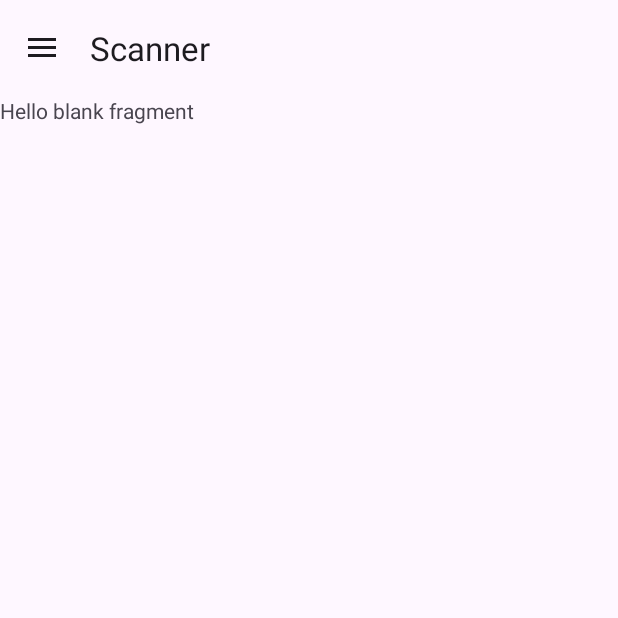
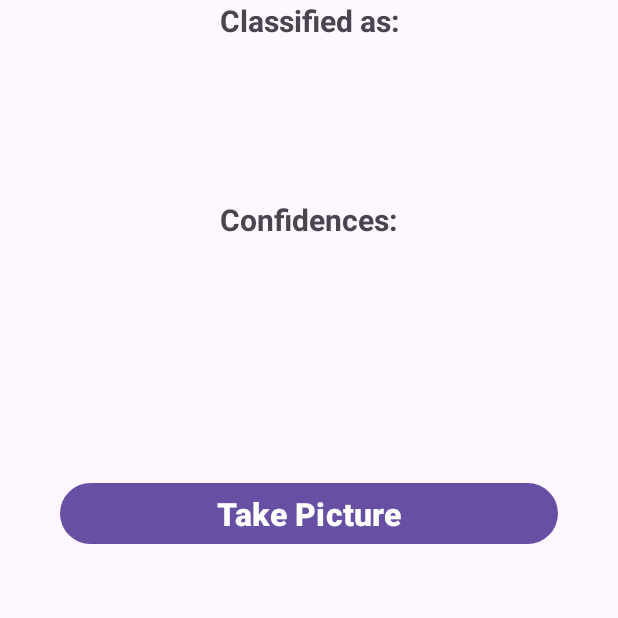
Before and after one commit to MiaoOAO/FYProject, an Android app: the fragment ScanPlateFragment placed in its activity, in the side drawer, after a tap on "Scan", on a phone screen of 412 x 824 dp, the top half of it. Run offline under Robolectric (Android 15) with nearby library versions, the phone set to English and light mode, and no system bars; our stand-ins replace Firebase (no records; nobody signed in at launch, a user with empty details on screens opened directly); 2 statements that could not run were skipped.

Commit message:
Branch 23, a important branch, may work or may not, because scanPlateActivity still in confusing and progressing, really panic now.(if cause everything no work,please go back to branch 22)

```diff
--- /dev/null
+++ b/app/src/main/java/com/example/fyproject/ScanPlateActivity.kt
@@ -0,0 +1,102 @@
+package com.example.fyproject
+
+import TFLiteModel
+import android.os.Bundle
+import android.widget.Button
+import android.widget.ImageView
+import android.widget.TextView
+import androidx.activity.enableEdgeToEdge
+import androidx.appcompat.app.AppCompatActivity
+import androidx.core.view.ViewCompat
+import androidx.core.view.WindowInsetsCompat
+import android.Manifest
+import android.app.Activity
+import android.content.Intent
+import android.content.pm.PackageManager
+import android.graphics.Bitmap
+import android.media.ThumbnailUtils
+import android.os.Environment
+import android.provider.MediaStore
+import java.io.File
+import java.io.FileOutputStream
+
+class ScanPlateActivity : AppCompatActivity() {
+
+    private lateinit var result:TextView
+    private lateinit var confidence:TextView
+    private lateinit var imageView:ImageView
+    private lateinit var picture: Button
+    private val REQUEST_IMAGE_CAPTURE = 1
+    private lateinit var imagePath: String
+    private lateinit var tfliteModel: TFLiteModel
+
+    override fun onCreate(savedInstanceState: Bundle?) {
+        super.onCreate(savedInstanceState)
+        enableEdgeToEdge()
+        setContentView(R.layout.activity_scan_plate)
+
+        result = findViewById(R.id.result)
+        confidence = findViewById(R.id.confidence)
+        imageView = findViewById(R.id.imageViewScanPlate)
+        picture = findViewById(R.id.buttonScanPlate)
+
+        tfliteModel = TFLiteModel(this)
+
+
+        picture.setOnClickListener{
+            if(checkSelfPermission(Manifest.permission.CAMERA) == PackageManager.PERMISSION_GRANTED){
+                val cameraIntent = Intent(MediaStore.ACTION_IMAGE_CAPTURE);
+                startActivityForResult(cameraIntent, REQUEST_IMAGE_CAPTURE);
+            }else{
+                requestPermissions(arrayOf(Manifest.permission.CAMERA), 100)
+            }
+        }
+    }
+
+    override fun onActivityResult(requestCode: Int, resultCode: Int, data: Intent?) {
+        super.onActivityResult(requestCode, resultCode, data)
+        if (requestCode == REQUEST_IMAGE_CAPTURE && resultCode == Activity.RESULT_OK) {
+            val imageBitmap = data?.extras?.get("data") as Bitmap
+            imagePath = saveImage(imageBitmap)
+            recognizePlate(imageBitmap)
+        }
+    }
+
+    private fun saveImage(bitmap: Bitmap): String {
+        val file = File(this.getExternalFilesDir(Environment.DIRECTORY_PICTURES), "plate.jpg")
+        val out = FileOutputStream(file)
+        bitmap.compress(Bitmap.CompressFormat.JPEG, 100, out)
+        out.flush()
+        out.close()
+        return file.absolutePath
+    }
+
+    private fun recognizePlate(bitmap: Bitmap) {
+        val results = tfliteModel.recognizePlate(bitmap)
+        displayResults(results)
+    }
+
+    private fun displayResults(results: List<String>) {
+        // Update your UI with the recognized plate numbers
+        results.forEach { plate ->
+            println("Recognized Plate: $plate")
+            result.text = plate
+        }
+    }
+
+//    override fun onActivityResult(requestCode: Int, resultCode: Int, data: Intent?) {
+//        if (requestCode == REQUEST_IMAGE_CAPTURE && resultCode == RESULT_OK && data != null)
+//        {
+//            val image: Bitmap? = data.extras?.get("data") as? Bitmap
+//            image?.let {
+//                val dimension = Math.min(it.width, it.height)
+//                val thumbnail = ThumbnailUtils.extractThumbnail(it, dimension, dimension)
+//                imageView.setImageBitmap(thumbnail)
+//
+//                val scaledImage = Bitmap.createScaledBitmap(thumbnail, imageView, imageView, false)
+//                classifyImage(scaledImage);
+//            }
+//        }
+//        super.onActivityResult(requestCode, resultCode, data)
+//    }
+}
--- a/app/src/main/java/com/example/fyproject/ScanPlateFragment.kt
+++ b/app/src/main/java/com/example/fyproject/ScanPlateFragment.kt
@@ -1,59 +1,87 @@
 package com.example.fyproject
 
+import TFLiteModel
+import android.app.Activity
+import android.content.Intent
+import android.graphics.Bitmap
 import android.os.Bundle
+import android.os.Environment
+import android.provider.MediaStore
 import androidx.fragment.app.Fragment
 import android.view.LayoutInflater
 import android.view.View
 import android.view.ViewGroup
+import android.widget.Button
+import android.widget.TextView
+import java.io.File
+import java.io.FileOutputStream
+import android.Manifest
+import android.content.pm.PackageManager
 
-// TODO: Rename parameter arguments, choose names that match
-// the fragment initialization parameters, e.g. ARG_ITEM_NUMBER
-private const val ARG_PARAM1 = "param1"
-private const val ARG_PARAM2 = "param2"
 
-/**
- * A simple [Fragment] subclass.
- * Use the [ScanPlateFragment.newInstance] factory method to
- * create an instance of this fragment.
- */
 class ScanPlateFragment : Fragment() {
-    // TODO: Rename and change types of parameters
-    private var param1: String? = null
-    private var param2: String? = null
 
-    override fun onCreate(savedInstanceState: Bundle?) {
-        super.onCreate(savedInstanceState)
-        arguments?.let {
-            param1 = it.getString(ARG_PARAM1)
-            param2 = it.getString(ARG_PARAM2)
-        }
-    }
+    private val REQUEST_IMAGE_CAPTURE = 1
+    private lateinit var imagePath: String
+    private lateinit var tfliteModel: TFLiteModel
 
     override fun onCreateView(
         inflater: LayoutInflater, container: ViewGroup?,
         savedInstanceState: Bundle?
     ): View? {
-        // Inflate the layout for this fragment
-        return inflater.inflate(R.layout.fragment_scan_plate, container, false)
+        val view = inflater.inflate(R.layout.fragment_scan_plate, container, false)
+        tfliteModel = TFLiteModel(requireContext())
+
+        val openBtn = view.findViewById<Button>(R.id.scanOpenBtn)
+        // Initialize UI elements and set up camera button click listener
+
+        openBtn.setOnClickListener{
+            captureImage()
+        }
+
+
+        return view
     }
 
-    companion object {
-        /**
-         * Use this factory method to create a new instance of
-         * this fragment using the provided parameters.
-         *
-         * @param param1 Parameter 1.
-         * @param param2 Parameter 2.
-         * @return A new instance of fragment ScanPlateFragment.
-         */
-        // TODO: Rename and change types and number of parameters
-        @JvmStatic
-        fun newInstance(param1: String, param2: String) =
-            ScanPlateFragment().apply {
-                arguments = Bundle().apply {
-                    putString(ARG_PARAM1, param1)
-                    putString(ARG_PARAM2, param2)
-                }
-            }
+    private fun captureImage() {
+        val cameraIntent = Intent(Intent.ACTION_PICK, MediaStore.Images.Media.EXTERNAL_CONTENT_URI)
+        startActivityForResult(cameraIntent, 1)
     }
+
+    override fun onActivityResult(requestCode: Int, resultCode: Int, data: Intent?) {
+        super.onActivityResult(requestCode, resultCode, data)
+        if (requestCode == REQUEST_IMAGE_CAPTURE && resultCode == Activity.RESULT_OK) {
+            val imageBitmap = data?.extras?.get("data") as Bitmap
+            imagePath = saveImage(imageBitmap)
+            recognizePlate(imageBitmap)
+        }
+    }
+
+    private fun saveImage(bitmap: Bitmap): String {
+        val file = File(requireContext().getExternalFilesDir(Environment.DIRECTORY_PICTURES), "plate.jpg")
+        val out = FileOutputStream(file)
+        bitmap.compress(Bitmap.CompressFormat.JPEG, 100, out)
+        out.flush()
+        out.close()
+        return file.absolutePath
+    }
+
+    private fun recognizePlate(bitmap: Bitmap) {
+        val results = tfliteModel.recognizePlate(bitmap)
+        displayResults(results)
+    }
+
+    private fun displayResults(results: List<String>) {
+        // Update your UI with the recognized plate numbers
+        results.forEach { plate ->
+            println("Recognized Plate: $plate")
+        }
+    }
+//
+//    private fun displayResults(results: List<String>) {
+//        // Assuming you have a TextView to display results
+//        val resultTextView: TextView = view?.findViewById(R.id.resultTextView) ?: return
+//        resultTextView.text = results.joinToString("\n")
+//    }
+
 }
--- a/app/src/main/java/com/example/fyproject/UserMainPage.kt
+++ b/app/src/main/java/com/example/fyproject/UserMainPage.kt
@@ -74,8 +74,10 @@ class UserMainPage : AppCompatActivity(), NavigationView.OnNavigationItemSelecte
             }
 
             R.id.scan_nav_menu-> {
-                setToolbarTitle("Scanner")
-                changeFragment(ScanPlateFragment())
+//                setToolbarTitle("Scanner")
+//                changeFragment(ScanPlateFragment())
+                val intent = Intent(this, ScanPlateActivity::class.java)
+                startActivity(intent)
             }
 
             R.id.logout_nav_menu-> {
--- /dev/null
+++ b/app/src/main/res/layout/activity_scan_plate.xml
@@ -0,0 +1,86 @@
+<?xml version="1.0" encoding="utf-8"?>
+<androidx.constraintlayout.widget.ConstraintLayout xmlns:android="http://schemas.android.com/apk/res/android"
+    xmlns:app="http://schemas.android.com/apk/res-auto"
+    xmlns:tools="http://schemas.android.com/tools"
+    android:layout_width="match_parent"
+    android:layout_height="match_parent"
+    tools:context=".ScanPlateActivity"
+    android:id="@+id/relativeLayout">
+
+    <Button
+        android:id="@+id/buttonScanPlate"
+        android:layout_width="332dp"
+        android:layout_height="wrap_content"
+        android:layout_marginBottom="139dp"
+        android:text="Take Picture"
+        android:textAllCaps="false"
+        android:textSize="21sp"
+        android:textStyle="bold"
+        app:layout_constraintBottom_toBottomOf="parent"
+        app:layout_constraintEnd_toEndOf="parent"
+        app:layout_constraintStart_toStartOf="parent"
+        app:layout_constraintTop_toTopOf="parent" />
+
+    <ImageView
+        android:id="@+id/imageViewScanPlate"
+        android:layout_width="370sp"
+        android:layout_height="370sp"
+        app:layout_constraintBottom_toBottomOf="parent"
+        app:layout_constraintHorizontal_bias="0.487"
+        app:layout_constraintLeft_toLeftOf="parent"
+        app:layout_constraintRight_toRightOf="parent"
+        app:layout_constraintTop_toTopOf="parent"
+        app:layout_constraintVertical_bias="0.914" />
+
+    <TextView
+        android:id="@+id/classified"
+        android:layout_width="wrap_content"
+        android:layout_height="wrap_content"
+        android:layout_below="@+id/imageView"
+        android:layout_centerHorizontal="true"
+        android:text="Classified as:"
+        android:textSize="20sp"
+        android:textStyle="bold"
+        app:layout_constraintEnd_toEndOf="parent"
+        app:layout_constraintStart_toStartOf="parent"
+        app:layout_constraintTop_toTopOf="parent" />
+
+    <TextView
+        android:id="@+id/result"
+        android:layout_width="wrap_content"
+        android:layout_height="wrap_content"
+        android:layout_below="@+id/classified"
+        android:layout_centerHorizontal="true"
+        android:text=""
+        android:textColor="#C30000"
+        android:textSize="27sp"
+        android:textStyle="bold"
+        app:layout_constraintStart_toStartOf="@+id/classified"
+        app:layout_constraintTop_toBottomOf="@+id/classified" />
+
+    <TextView
+        android:id="@+id/confidencesText"
+        android:layout_width="wrap_content"
+        android:layout_height="wrap_content"
+        android:layout_below="@+id/result"
+        android:layout_centerHorizontal="true"
+        android:layout_marginTop="68dp"
+        android:text="Confidences:"
+        android:textSize="20sp"
+        android:textStyle="bold"
+        app:layout_constraintStart_toStartOf="@+id/classified"
+        app:layout_constraintTop_toBottomOf="@+id/result" />
+
+    <TextView
+        android:id="@+id/confidence"
+        android:layout_width="wrap_content"
+        android:layout_height="wrap_content"
+        android:layout_below="@+id/confidencesText"
+        android:layout_centerHorizontal="true"
+        android:text=""
+        android:textColor="#000"
+        android:textSize="22sp"
+        app:layout_constraintStart_toStartOf="@+id/confidencesText"
+        app:layout_constraintTop_toBottomOf="@+id/confidencesText" />
+
+</androidx.constraintlayout.widget.ConstraintLayout>
--- a/build.gradle.kts
+++ b/build.gradle.kts
@@ -2,6 +2,7 @@ buildscript {
     dependencies {
         classpath("com.google.gms:google-services:4.4.2")
     }
+
 }
 // Top-level build file where you can add configuration options common to all sub-projects/modules.
 plugins {
```
Also changed, not shown: app/build.gradle.kts (+9 -2 lines), app/src/main/AndroidManifest.xml (+12 -3 lines), app/src/main/res/layout/fragment_scan_plate.xml (+12 -6 lines).
